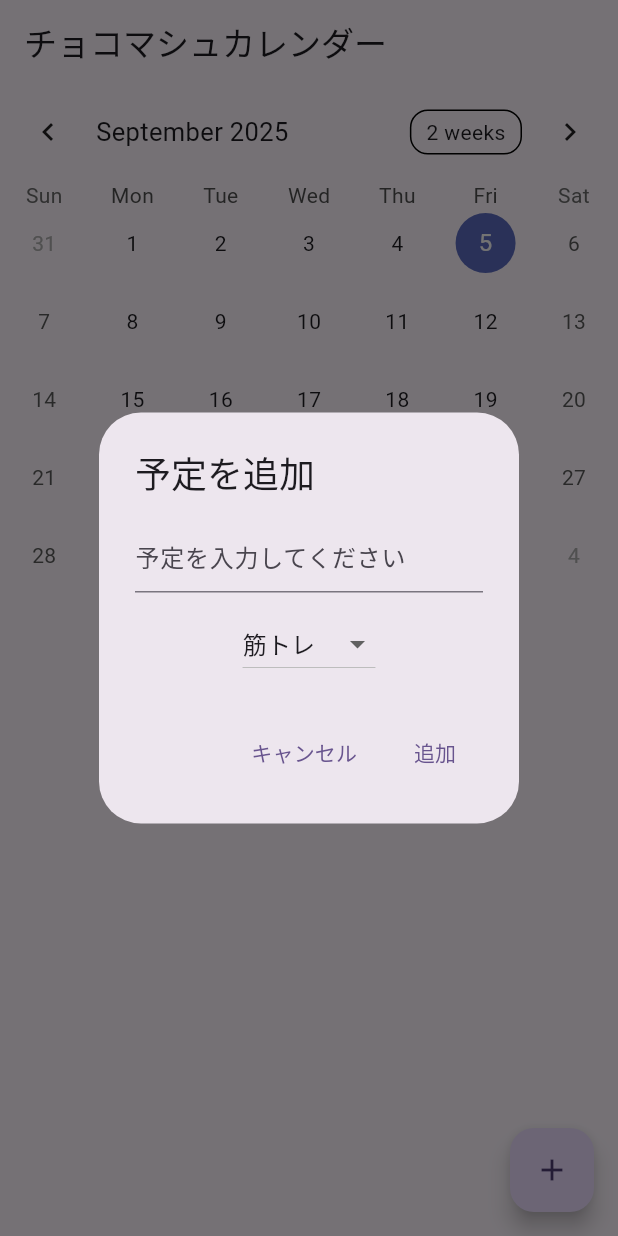
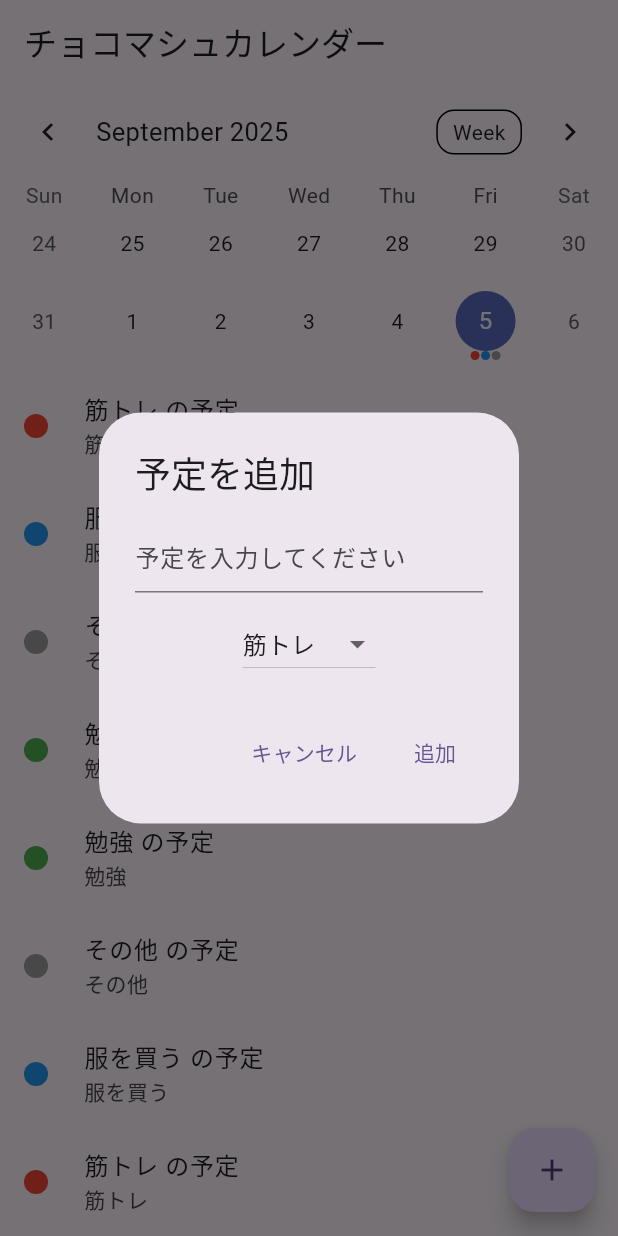
Before and after one commit to youyounkmt-web/self_improvement_app, a Flutter app: the CalendarPage screen opened directly, after a tap on the "add" icon, on a phone screen of 412 x 824 dp. Run offline on Flutter 3.47's test engine with Material 3 defaults, Android fonts, the light colour scheme and no system bars; drawn by our look-alikes of table_calendar; our stand-ins replace shared_preferences; accounts and stored records are empty.

Commit message:
自動スケジュール

```diff
--- a/lib/main.dart
+++ b/lib/main.dart
@@ -4,6 +4,7 @@ import 'package:shared_preferences/shared_preferences.dart';
 import 'dart:convert';
 
 import 'package:flutter/foundation.dart';
+import 'dart:math';
 
 void main() async {
   WidgetsFlutterBinding.ensureInitialized();
@@ -18,7 +19,7 @@ void main() async {
 
 class MyApp extends StatelessWidget {
   final bool isSurveyDone;
-  const MyApp({super.key, required this.isSurveyDone});
+  const MyApp({Key? key, required this.isSurveyDone}) : super(key: key);
 
   @override
   Widget build(BuildContext context) {
@@ -149,7 +150,9 @@ class _SurveyPageState extends State<SurveyPage> {
               (option) => RadioListTile<String>(
                 title: Text(option),
                 value: option,
+                // ignore: deprecated_member_use
                 groupValue: _selectedWeakness,
+                // ignore: deprecated_member_use
                 onChanged: (value) {
                   setState(() {
                     _selectedWeakness = value;
@@ -199,6 +202,69 @@ class _CalendarPageState extends State<CalendarPage> {
   void initState() {
     super.initState();
     _loadEvents();
+    _autoSchedule();
+  }
+// ------------------ 自動スケジューリングロジック ------------------
+
+  Future<void> _autoSchedule() async {
+    final prefs = await SharedPreferences.getInstance();
+    final weakness = prefs.getString('weakness'); // アンケート結果を取得
+
+    // 既存イベントがあればスキップ（初回のみ生成）
+    final existingEvents = prefs.getString('events');
+    if (existingEvents != null && existingEvents.isNotEmpty) return;
+
+    // カテゴリごとの割当回数（1週間あたり）
+    final Map<String, int> baseSchedule = {
+      '筋トレ': 1,
+      '服を買う': 1,
+      '勉強': 1,
+      'その他': 1,
+    };
+
+    // 弱点に応じて強化カテゴリを週2-3回に増やす
+    if (weakness == "ファッション") {
+      baseSchedule['服を買う'] = 3;
+    } else if (weakness == "恋愛知識") {
+      baseSchedule['勉強'] = 3;
+    } else if (weakness == "清潔感") {
+      baseSchedule['筋トレ'] = 3;
+    }
+
+    final today = DateTime.now();
+    final startOfWeek = today.subtract(Duration(days: today.weekday - 1));
+    final random = Random();
+
+    // 今後4週間分を自動生成
+    for (int week = 0; week < 4; week++) {
+      final weekStart = startOfWeek.add(Duration(days: week * 7));
+
+      // 1週間 = 7日分のスロットを用意してシャッフル
+      List<DateTime> availableDays =
+          List.generate(7, (i) => weekStart.add(Duration(days: i)));
+      availableDays.shuffle(random);
+
+      // 割り当てるカテゴリを全部まとめてリスト化
+      List<String> scheduleList = [];
+      baseSchedule.forEach((category, count) {
+        scheduleList.addAll(List.filled(count, category));
+      });
+
+      // カテゴリのリストもシャッフルして分散
+      scheduleList.shuffle(random);
+
+      // 両方のリストを順番にマッチング
+      for (int i = 0;
+          i < scheduleList.length && i < availableDays.length;
+          i++) {
+        final category = scheduleList[i];
+        final day = availableDays[i];
+
+        if (_getEventsForDay(day).isEmpty) {
+          _addEvent("$category の予定", category);
+        }
+      }
+    }
   }
 
   String _dateToString(DateTime date) =>
@@ -221,12 +287,12 @@ class _CalendarPageState extends State<CalendarPage> {
         final date = _stringToDate(key);
         if (value is List) {
           if (value.isNotEmpty && value.first is String) {
-            _events[date] = (value as List)
+            _events[date] = value
                 .map((e) => {'name': e as String, 'category': 'その他'})
                 .toList();
           } else if (value.isNotEmpty && value.first is Map) {
             _events[date] = List<Map<String, String>>.from(
-                (value as List).map((e) => Map<String, String>.from(e)));
+                value.map((e) => Map<String, String>.from(e)));
           } else {
             _events[date] = [];
           }
@@ -275,6 +341,7 @@ class _CalendarPageState extends State<CalendarPage> {
             firstDay: DateTime.utc(2020, 1, 1),
             lastDay: DateTime.utc(2030, 12, 31),
             focusedDay: _focusedDay,
+            calendarFormat: CalendarFormat.twoWeeks,
             selectedDayPredicate: (day) => isSameDay(_selectedDay, day),
             onDaySelected: (selectedDay, focusedDay) {
               setState(() {
@@ -315,7 +382,7 @@ class _CalendarPageState extends State<CalendarPage> {
                 final displayText = event['name'] ?? '';
 
                 return Dismissible(
-                  key: Key(displayText + category),
+                  key: ValueKey(displayText + category),
                   background: Container(
                     color: Colors.red,
                     alignment: Alignment.centerRight,
```
Also changed, not shown: 1 other file.
